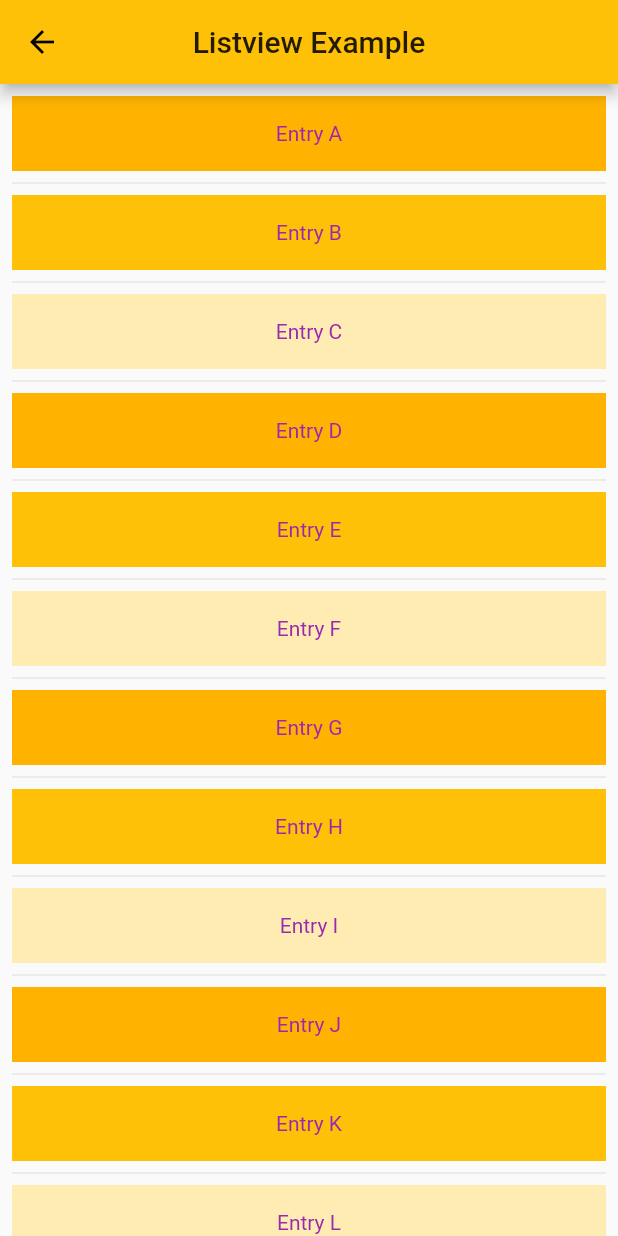
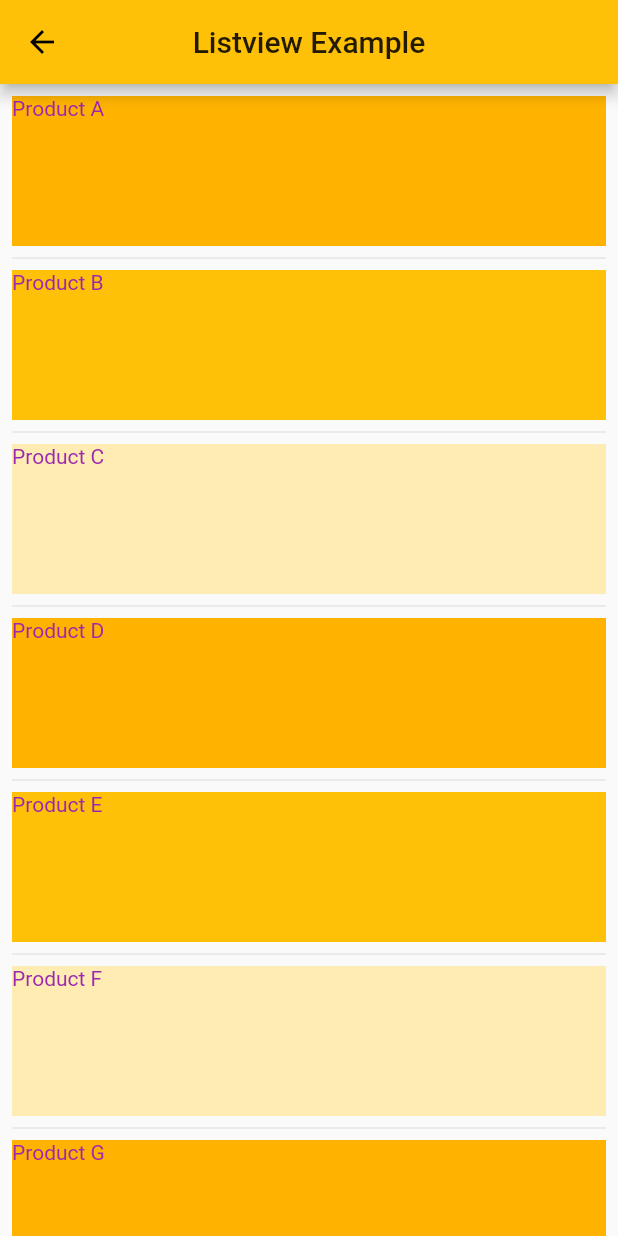
Before and after one commit to is767-1-2021/kritapat, a Flutter app: the FourthPage screen opened by its route, on a phone screen of 412 x 824 dp. Run offline on Flutter 3.47's test engine with Material 2 defaults, Android fonts, the phone set to English and light mode, and no system bars; project files that could hold a hidden picture were left out.

```diff
--- a/first_app/lib/main.dart
+++ b/first_app/lib/main.dart
@@ -4,6 +4,7 @@
 import 'pages/first_page.dart';
 import 'pages/fourth_page.dart';
 import 'pages/second_page.dart';
+import 'pages/seventh_page.dart';
 import 'pages/sixth_page.dart';
 import 'pages/third_page.dart';
 
@@ -31,6 +32,7 @@
           '/4': (context) => FourthPage(),
           '/5': (context) => FifthPage(),
           '/6': (context) => SixthPage(),
+          '/7': (context) => SeventhPage(),
         });
   }
 }
--- a/first_app/lib/pages/fifth_page.dart
+++ b/first_app/lib/pages/fifth_page.dart
@@ -10,7 +10,7 @@
       ),
       body: GridView.count(
         crossAxisCount: 2,
-        children: List.generate(6, (index) {
+        children: List.generate(7, (index) {
           return InkWell(
               onTap: () {
                 Navigator.pushNamed(context, '/${index + 1}');
--- a/first_app/lib/pages/fourth_page.dart
+++ b/first_app/lib/pages/fourth_page.dart
@@ -31,10 +31,12 @@
         padding: EdgeInsets.all(8.0),
         itemCount: entries.length,
         itemBuilder: (context, index) {
-          return Container(
-            height: 50,
-            color: Colors.amber[colorCodes[index % 3]],
-            child: Center(child: Text('Entry ${entries[index]}')),
+          return ProductTile(
+            item: ProductItem(
+              name: 'Product ${entries[index]}',
+              price: '฿25',
+              colorShade: colorCodes[index % 3],
+            ),
           );
         },
         separatorBuilder: (context, index) => Divider(),
@@ -42,3 +44,60 @@
     );
   }
 }
+
+class ProductItem {
+  final String name;
+  final String price;
+  final int colorShade;
+
+  const ProductItem(
+      {Key? key,
+      required this.name,
+      required this.price,
+      required this.colorShade});
+}
+
+class ProductTile extends StatelessWidget {
+  final ProductItem item;
+
+  const ProductTile({Key? key, required this.item}) : super(key: key);
+  @override
+  Widget build(BuildContext context) {
+    return GestureDetector(
+      onTap: () {
+        Navigator.push(
+          context,
+          MaterialPageRoute(
+            builder: (context) => ProductDetail(item: item),
+          ),
+        );
+      },
+      child: Container(
+        height: 100,
+        color: Colors.amber[item.colorShade],
+        child: Text('${item.name}'),
+      ),
+    );
+  }
+}
+
+class ProductDetail extends StatelessWidget {
+  final ProductItem item;
+  const ProductDetail({Key? key, required this.item}) : super(key: key);
+  @override
+  Widget build(BuildContext context) {
+    return Scaffold(
+      appBar: AppBar(
+        title: Text('Product Detail'),
+      ),
+      body: Column(
+        mainAxisAlignment: MainAxisAlignment.center,
+        crossAxisAlignment: CrossAxisAlignment.center,
+        children: [
+          Text('Product Name: ${item.name}'),
+          Text('Price: ${item.price}'),
+        ],
+      ),
+    );
+  }
+}
--- a/first_app/lib/pages/sixth_page.dart
+++ b/first_app/lib/pages/sixth_page.dart
@@ -84,9 +84,13 @@
             onPressed: () {
               if (_formKey.currentState!.validate()) {
                 _formKey.currentState!.save();
+
+                var response = 'Hooray = $_firstName $_lastName Age $_age';
                 ScaffoldMessenger.of(context).showSnackBar(SnackBar(
-                  content: Text('Hooray = $_firstName $_lastName Age $_age'),
+                  content: Text(response),
                 ));
+
+                Navigator.pop(context, response);
               }
             },
             child: Text('Validate'),
```
Also changed, not shown: first_app/lib/pages/first_page.dart (+44 -3 lines), first_app/lib/pages/seventh_page.dart (added, +53 -0 lines).
